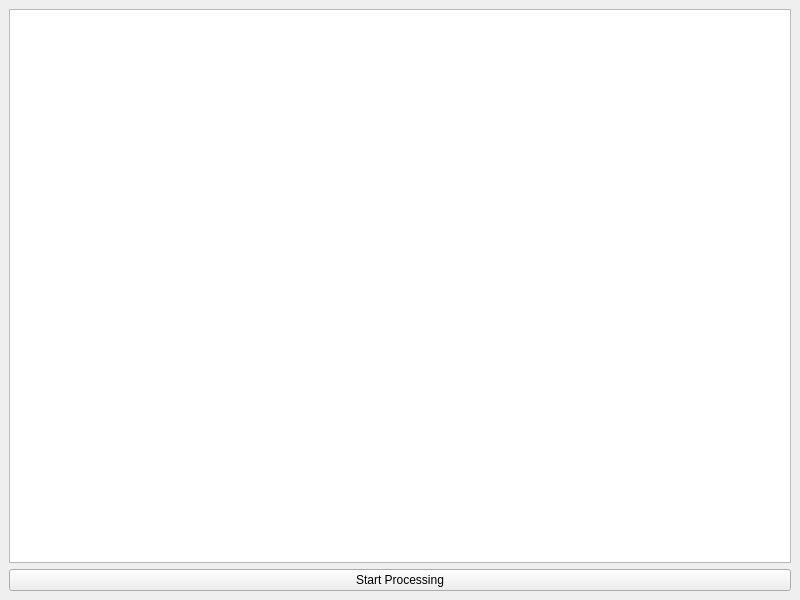
Qt form main.ui (MohamedGaberZidan/Digital-Discus-Throw) before a commit.
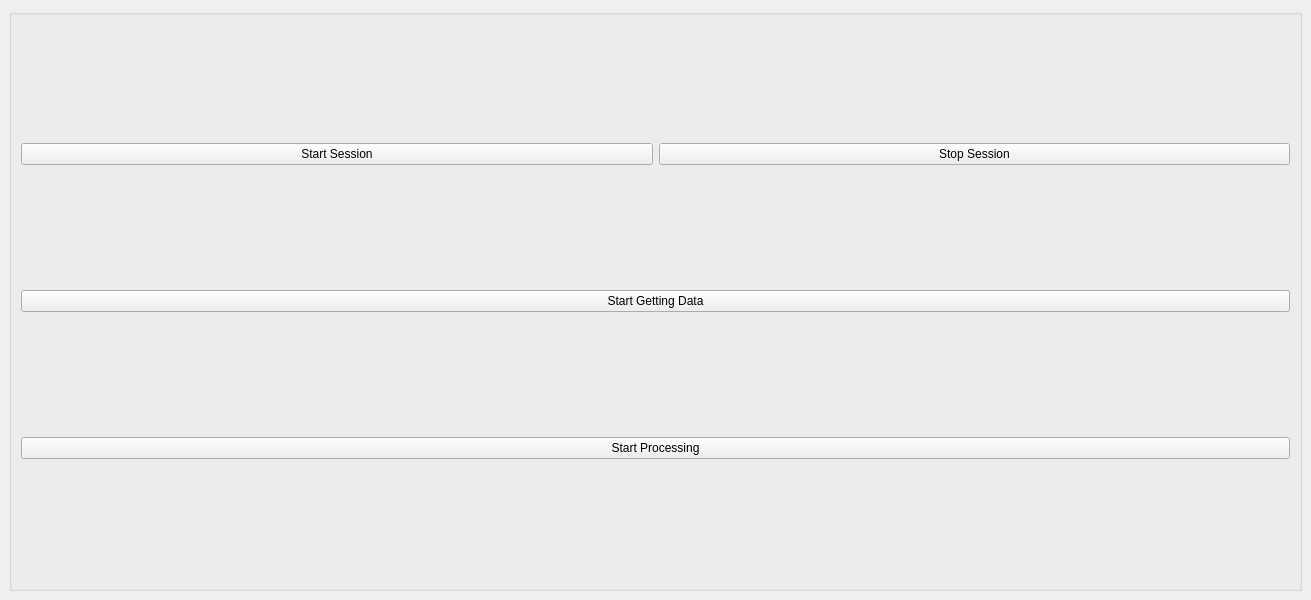
The same form after that commit.

Diff of the .ui file:
```diff
--- a/main.ui
+++ b/main.ui
@@ -6,7 +6,7 @@
    <rect>
     <x>0</x>
     <y>0</y>
-    <width>800</width>
+    <width>1311</width>
     <height>600</height>
    </rect>
   </property>
@@ -16,13 +16,44 @@
   <widget class="QWidget" name="centralwidget">
    <layout class="QGridLayout" name="gridLayout">
     <item row="0" column="0">
-     <widget class="QListWidget" name="mohamed_list"/>
-    </item>
-    <item row="1" column="0">
-     <widget class="QPushButton" name="pushButton">
-      <property name="text">
-       <string>Start Processing</string>
+     <widget class="QGroupBox" name="groupBox">
+      <property name="title">
+       <string/>
       </property>
+      <layout class="QVBoxLayout" name="verticalLayout">
+       <item>
+        <layout class="QHBoxLayout" name="horizontalLayout">
+         <item>
+          <widget class="QPushButton" name="start_session">
+           <property name="text">
+            <string>Start Session</string>
+           </property>
+          </widget>
+         </item>
+         <item>
+          <widget class="QPushButton" name="stop_session">
+           <property name="text">
+            <string>Stop Session</string>
+           </property>
+          </widget>
+         </item>
+        </layout>
+       </item>
+       <item>
+        <widget class="QPushButton" name="start_getting">
+         <property name="text">
+          <string>Start Getting Data</string>
+         </property>
+        </widget>
+       </item>
+       <item>
+        <widget class="QPushButton" name="start_processing">
+         <property name="text">
+          <string>Start Processing</string>
+         </property>
+        </widget>
+       </item>
+      </layout>
      </widget>
     </item>
    </layout>
```
